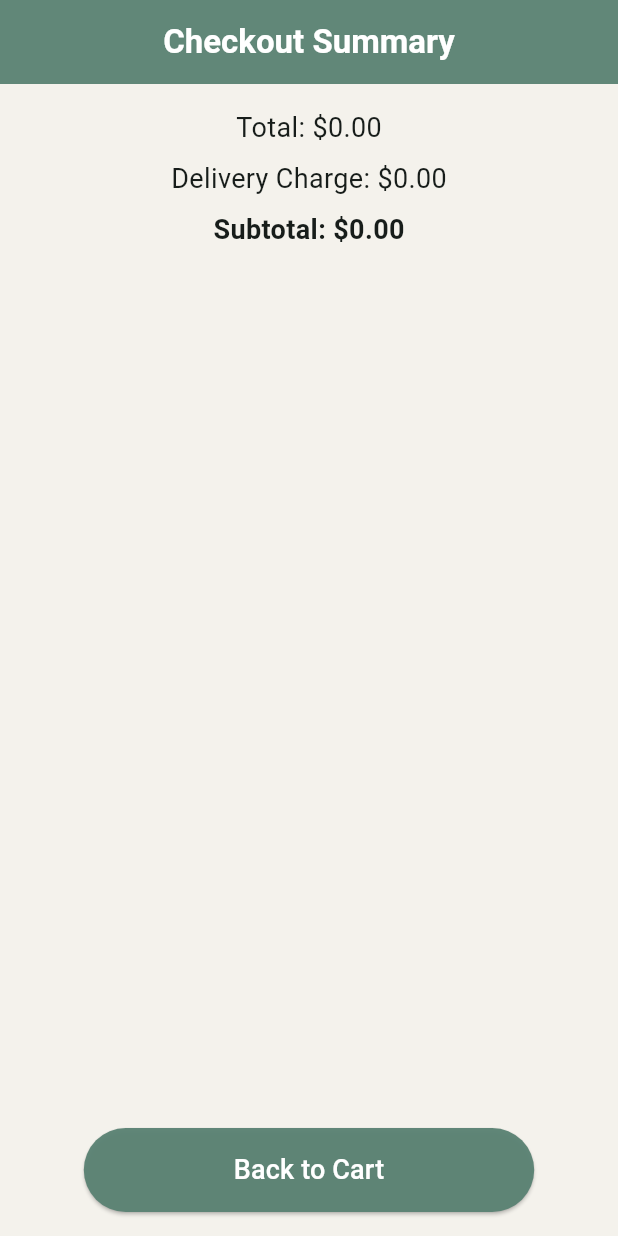
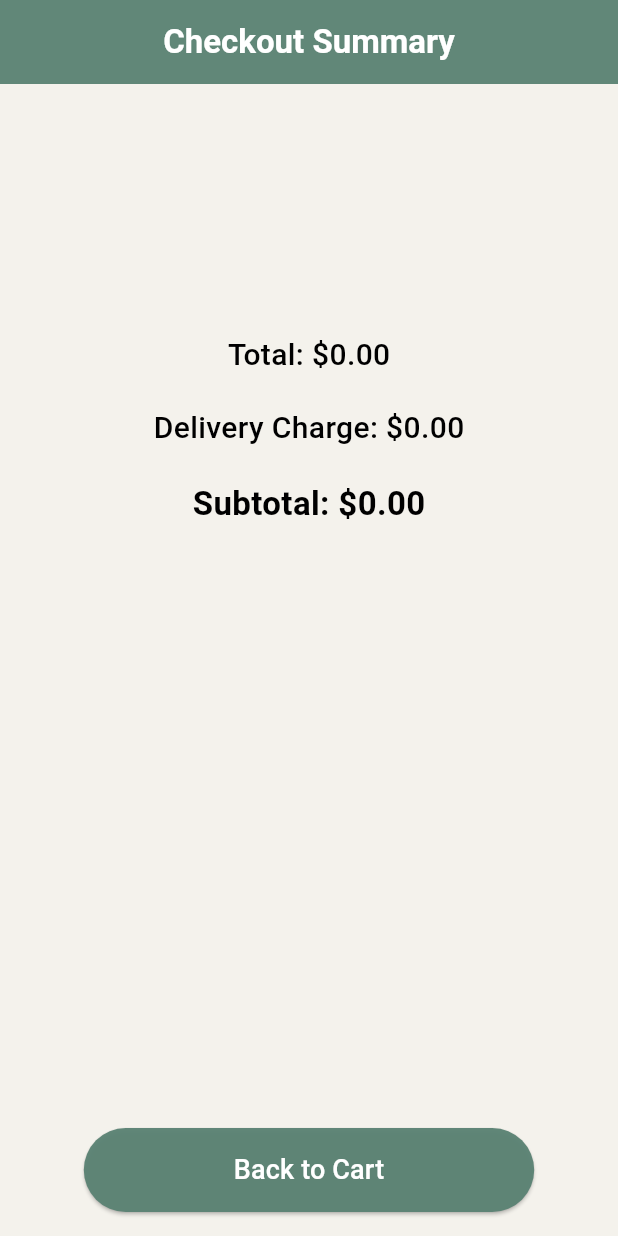
Before and after one commit to MinaYasser100/shop-iti-app, a Flutter app: the CheckoutSummaryView screen opened directly with empty values, on a phone screen of 412 x 824 dp. Run offline on Flutter 3.47's test engine with Material 3 defaults, Android fonts, the phone set to English and light mode, and no system bars; our stand-ins replace carousel_slider, connectivity_plus, dio, flutter_bloc, font_awesome_flutter, get and 3 more; accounts and stored records are empty; network calls fail.

Commit message:
update1_checkout_page

```diff
--- a/lib/features/layout/presentation/views/widgets/cart/presentation/views/checkout_summary_view.dart
+++ b/lib/features/layout/presentation/views/widgets/cart/presentation/views/checkout_summary_view.dart
@@ -25,34 +25,48 @@ class CheckoutSummaryView extends StatelessWidget {
           ),
         ),
         backgroundColor: ConstantComponents.firstColor,
-        centerTitle: true, // لجعل العنوان في المنتصف
-        automaticallyImplyLeading: false, // لإخفاء السهم
+        centerTitle: true,
+        automaticallyImplyLeading: false,
       ),
-      body: Center(
+      body: Padding(
+        padding: const EdgeInsets.only(top:150.0),
+        child: Center(
           child: Padding(
             padding: const EdgeInsets.all(16.0),
             child: Column(
-            mainAxisAlignment: MainAxisAlignment.center, // لتوسيط العناصر في العمود
-            crossAxisAlignment: CrossAxisAlignment.center, // لتوسيط العناصر في العمود
+              mainAxisAlignment: MainAxisAlignment.center,
+              crossAxisAlignment: CrossAxisAlignment.center,
               children: [
                 Text(
                   'Total: \$${subtotal.toStringAsFixed(2)}',
-                style: const TextStyle(fontSize: 18.0),
+                  style: const TextStyle(
+                    fontSize: 20.0,
+                    fontWeight: FontWeight.w500,
+                    color: Colors.black,
                   ),
-              const SizedBox(height: 8.0),
+                ),
+                const SizedBox(height: 20.0),
                 Text(
                   'Delivery Charge: \$${deliveryCharge.toStringAsFixed(2)}',
-                style: const TextStyle(fontSize: 18.0),
+                  style: const TextStyle(
+                    fontSize: 20.0,
+                    fontWeight: FontWeight.w500,
+                    color: Colors.black,
                   ),
-              const SizedBox(height: 8.0),
+                ),
+                const SizedBox(height: 20.0),
                 Text(
                   'Subtotal: \$${total.toStringAsFixed(2)}',
-                style: const TextStyle(fontSize: 18.0, fontWeight: FontWeight.bold),
+                  style: const TextStyle(
+                    fontSize: 22.0,
+                    fontWeight: FontWeight.bold,
+                    color: Colors.black,
+                  ),
                 ),
                 const Spacer(),
                 ElevatedButton(
                   onPressed: () {
-                  // Navigate back to the home page
+
                     Navigator.of(context).popUntil((route) => route.isFirst);
                   },
                   style: ElevatedButton.styleFrom(
@@ -71,6 +85,7 @@ class CheckoutSummaryView extends StatelessWidget {
             ),
           ),
         ),
+      ),
     );
   }
 }
```
Lines whose indentation alone changed are shown as unchanged.
